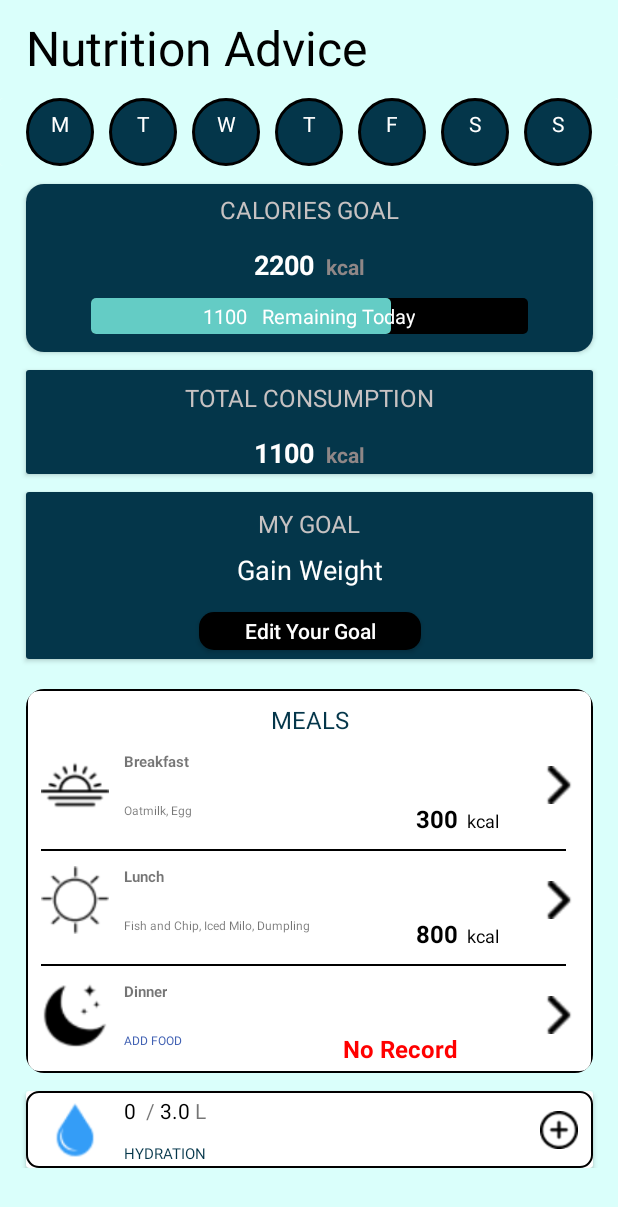
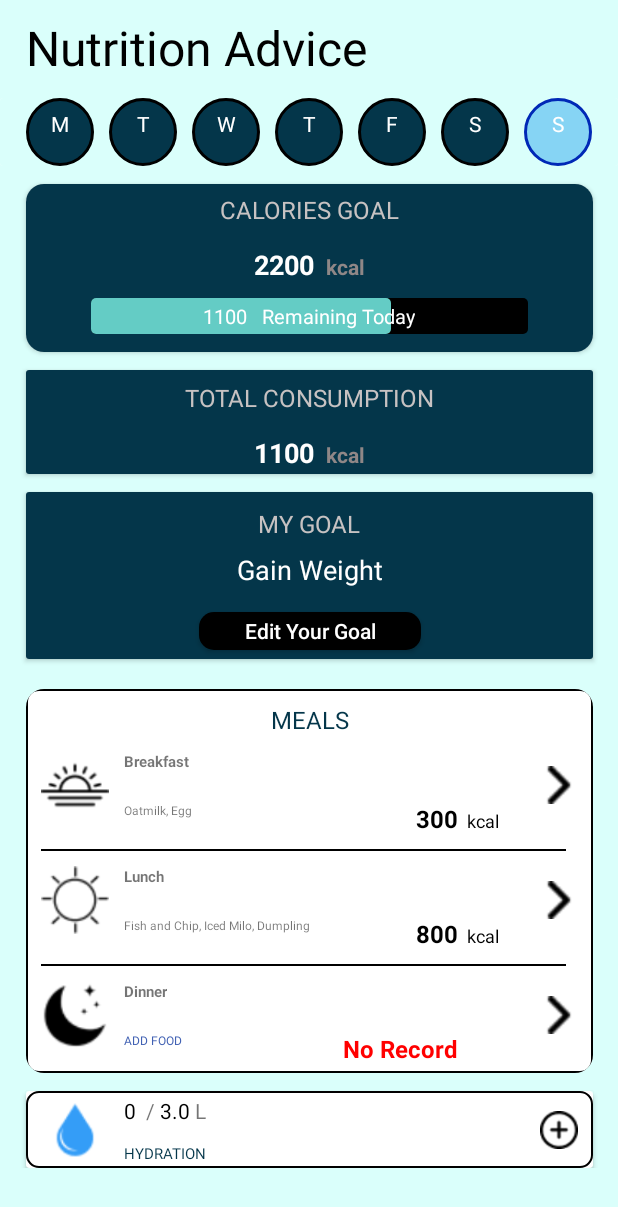
Before and after one commit to yii-meow/health-compass, an Android app: the screen it shows after launch (MainActivity), on a phone screen of 412 x 824 dp. Shown: the top 1207 px of the screen. Run offline under Robolectric (Android 15) with nearby library versions, the phone set to English and light mode, and no system bars.

Commit message:
update current day nutrition

```diff
--- a/app/src/main/res/drawable/card_border.xml
+++ b/app/src/main/res/drawable/card_border.xml
@@ -5,7 +5,7 @@
     <!-- Border color and width -->
     <stroke
         android:width="1dp"
-        android:color="@android:color/black" /> <!-- Set the border color to black -->
+        android:color="@android:color/black" />
     <!-- Corner radius for the CardView -->
-    <corners android:radius="8dp" /> <!-- Set your desired corner radius -->
+    <corners android:radius="8dp" />
 </shape>
--- /dev/null
+++ b/app/src/main/res/drawable/today_nutrition_circle.xml
@@ -0,0 +1,7 @@
+<shape xmlns:android="http://schemas.android.com/apk/res/android"
+    android:shape="oval">
+    <solid android:color="#86D4F4" />
+    <stroke
+        android:width="2dp"
+        android:color="#0028B6" />
+</shape>
--- a/app/src/main/res/layout/nutrition.xml
+++ b/app/src/main/res/layout/nutrition.xml
@@ -162,7 +162,7 @@
                         android:layout_width="45dp"
                         android:layout_height="45dp"
                         android:layout_marginLeft="10dp"
-                        android:background="@drawable/nutrion_circle"
+                        android:background="@drawable/today_nutrition_circle"
                         app:layout_constraintLeft_toRightOf="@id/flSaturday"
                         app:layout_constraintTop_toTopOf="@id/flMonday">
 
```
